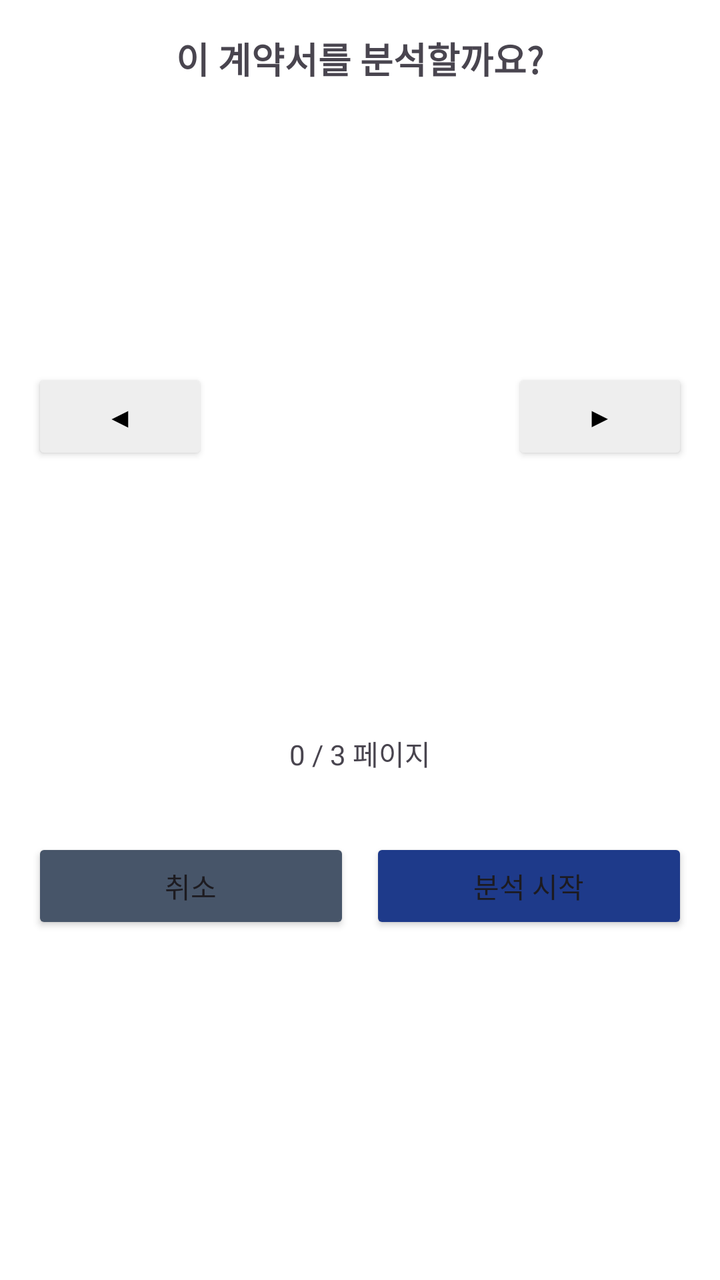
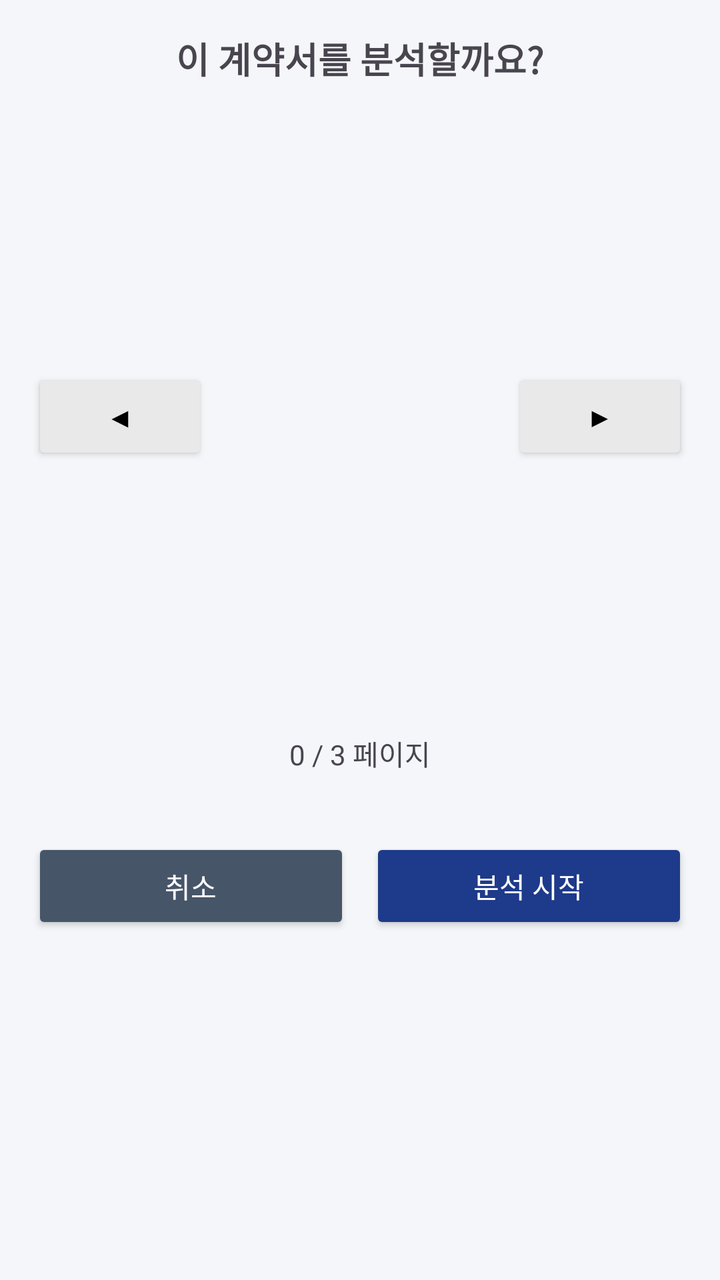

Screens rendered from an Android XML layout before and after an edit, with the pre-edit source and the edit as a unified diff.
<!-- AndroidManifest.xml: application theme Theme.Aicontractanalyzer_ -->
<!-- res/layout/dialog_preview.xml -->
<?xml version="1.0" encoding="utf-8"?>
<LinearLayout xmlns:android="http://schemas.android.com/apk/res/android"
    android:layout_width="match_parent"
    android:layout_height="wrap_content"
    android:orientation="vertical"
    android:padding="16dp"
    android:background="#FFFFFF">

    <TextView
        android:layout_width="match_parent"
        android:layout_height="wrap_content"
        android:text="이 계약서를 분석할까요?"
        android:textSize="18sp"
        android:textStyle="bold"
        android:gravity="center"
        android:layout_marginBottom="16dp"/>

    <LinearLayout
        android:layout_width="match_parent"
        android:layout_height="300dp"
        android:orientation="horizontal"
        android:gravity="center"
        android:layout_marginBottom="8dp">

        <Button
            android:id="@+id/btn_prev"
            android:layout_width="wrap_content"
            android:layout_height="wrap_content"
            android:backgroundTint="#EEEEEE"
            android:textColor="#000000"
            android:text="◀" />

        <ImageView
            android:id="@+id/dialog_image"
            android:layout_width="0dp"
            android:layout_height="match_parent"
            android:layout_weight="1"
            android:adjustViewBounds="true"
            android:scaleType="fitCenter" />

        <Button
            android:id="@+id/btn_next"
            android:layout_width="wrap_content"
            android:layout_height="wrap_content"
            android:backgroundTint="#EEEEEE"
            android:textColor="#000000"
            android:text="▶" />
    </LinearLayout>

    <TextView
        android:id="@+id/tv_page_count"
        android:layout_width="match_parent"
        android:layout_height="wrap_content"
        android:text="0 / 3 페이지"
        android:gravity="center"
        android:layout_marginBottom="16dp"/>

    <LinearLayout
        android:layout_width="match_parent"
        android:layout_height="wrap_content"
        android:orientation="horizontal"
        android:layout_marginTop="16dp">

        <Button
            android:id="@+id/btn_cancel"
            android:layout_width="0dp"
            android:layout_height="wrap_content"
            android:layout_weight="1"
            android:text="취소"
            android:backgroundTint="#475569"/> <View
        android:layout_width="10dp"
        android:layout_height="match_parent"/>

        <Button
        android:id="@+id/btn_confirm"
        android:layout_width="0dp"
        android:layout_height="wrap_content"
        android:layout_weight="1"
        android:text="분석 시작"
        android:backgroundTint="#1E3A8A"/>


    </LinearLayout>
</LinearLayout>
<!-- resources referenced by this layout -->
<resources>
  <style name="Theme.Aicontractanalyzer_" parent="Base.Theme.Aicontractanalyzer_" />
  <style name="Base.Theme.Aicontractanalyzer_" parent="Theme.Material3.DayNight.NoActionBar">
          
          
      </style>
</resources>

<!-- the commit's change to res/layout/dialog_preview.xml (unified diff, before → after) -->
@@ -4,7 +4,7 @@
     android:layout_height="wrap_content"
     android:orientation="vertical"
     android:padding="16dp"
-    android:background="#FFFFFF">
+    android:background="@color/background">
 
     <TextView
         android:layout_width="match_parent"
@@ -26,7 +26,7 @@
             android:id="@+id/btn_prev"
             android:layout_width="wrap_content"
             android:layout_height="wrap_content"
-            android:backgroundTint="#EEEEEE"
+            android:backgroundTint="@color/card_background"
             android:textColor="#000000"
             android:text="◀" />
 
@@ -42,7 +42,7 @@
             android:id="@+id/btn_next"
             android:layout_width="wrap_content"
             android:layout_height="wrap_content"
-            android:backgroundTint="#EEEEEE"
+            android:backgroundTint="@color/card_background"
             android:textColor="#000000"
             android:text="▶" />
     </LinearLayout>
@@ -67,7 +67,9 @@
             android:layout_height="wrap_content"
             android:layout_weight="1"
             android:text="취소"
-            android:backgroundTint="#475569"/> <View
+            android:backgroundTint="@color/gray_color"
+            android:textColor="@color/white"/>
+        <View
         android:layout_width="10dp"
         android:layout_height="match_parent"/>
 
@@ -77,7 +79,9 @@
         android:layout_height="wrap_content"
         android:layout_weight="1"
         android:text="분석 시작"
-        android:backgroundTint="#1E3A8A"/>
+        android:backgroundTint="@color/main_color"
+            android:textColor="@color/text_white"
+        />
 
 
     </LinearLayout>
<!-- resource entries referenced after the edit -->
@@ -1,5 +1,11 @@
 <!-- resources referenced by this layout -->
 <resources>
+  <color name="background">#F4F6F9</color>
+  <color name="card_background">#E9E9E9</color>
+  <color name="gray_color">#475569</color>
+  <color name="main_color">#1E3A8A</color>
+  <color name="text_white">#FFFFFF</color>
+  <color name="white">#FFFFFFFF</color>
   <style name="Theme.Aicontractanalyzer_" parent="Base.Theme.Aicontractanalyzer_" />
   <style name="Base.Theme.Aicontractanalyzer_" parent="Theme.Material3.DayNight.NoActionBar">
           
